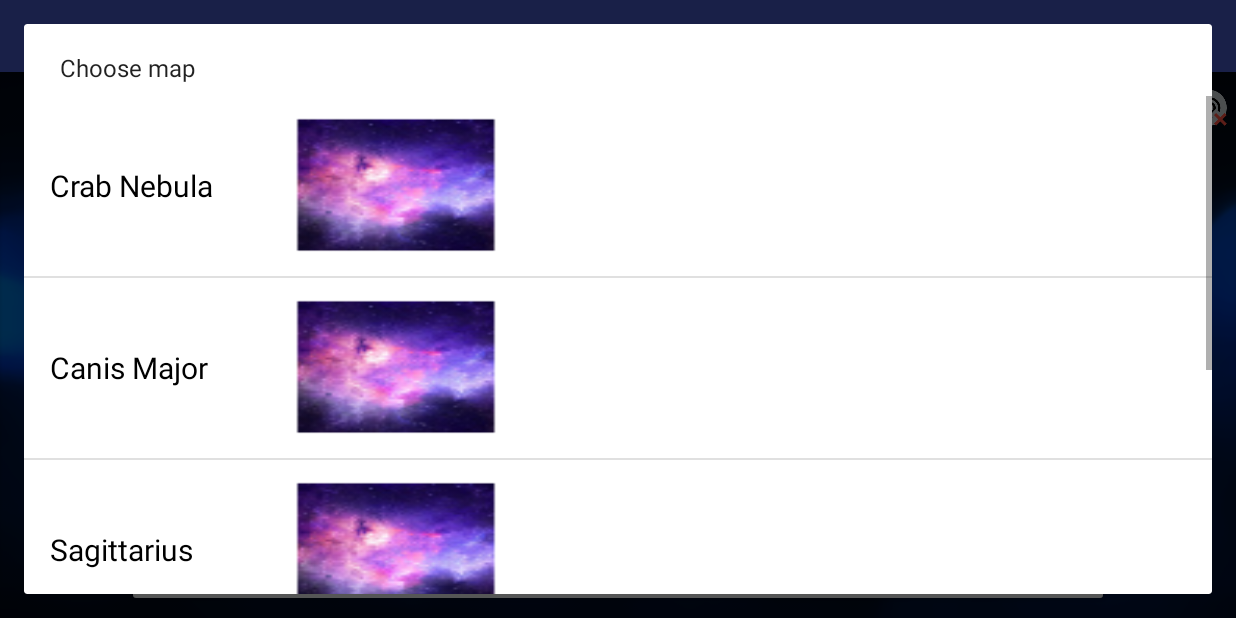
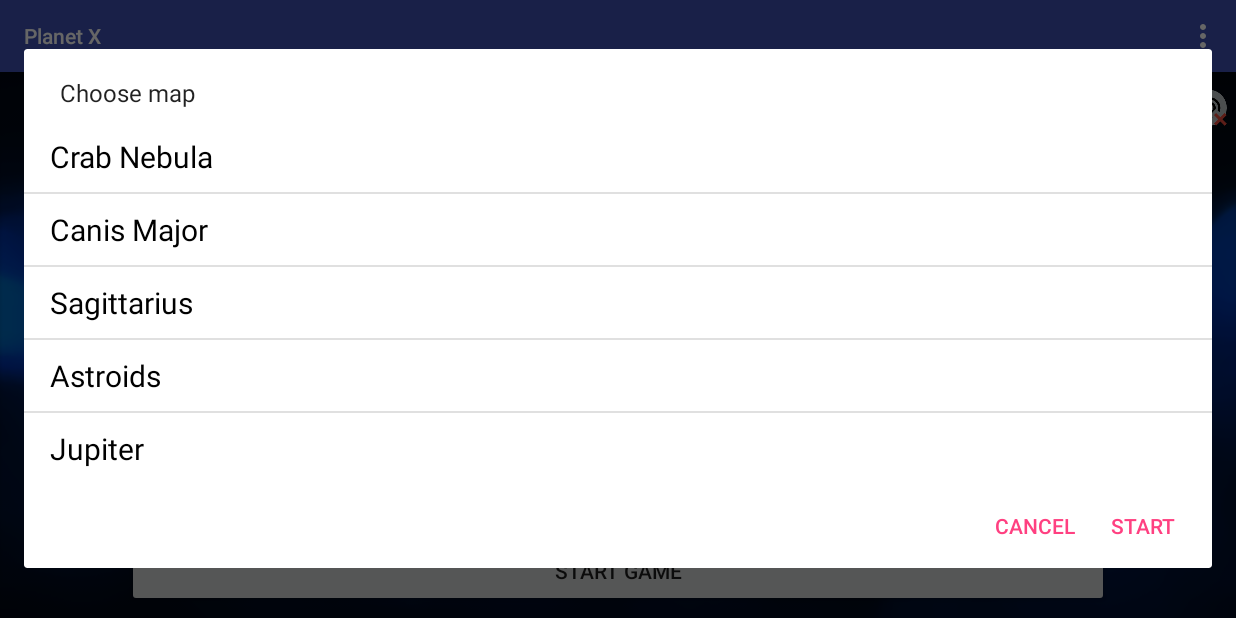
Before and after one commit to oleghansen/PlanetX, an Android app: the screen it shows after launch (MenuActivity), after a tap on "START GAME", on a phone screen of 824 x 412 dp (held sideways). Run offline under Robolectric (Android 15) with nearby library versions, the light colour scheme and no system bars; 2 other taps on this screen came first.

Commit message:
Menu bug fixed.

```diff
--- a/app/src/main/java/no/ntnu/tdt4240/y2016/planetx/planetx/implementation/controller/MenuActivity.java
+++ b/app/src/main/java/no/ntnu/tdt4240/y2016/planetx/planetx/implementation/controller/MenuActivity.java
@@ -30,6 +30,7 @@ public class MenuActivity extends AppMenu {
     private ViewGroup vg;
     private String selectedMapName;
     private ArrayList<String> mapNames = new ArrayList<>();
+    private int save;
 
     @Override
     public void onCreate(Bundle savedInstanceState) {
@@ -37,6 +38,8 @@ public class MenuActivity extends AppMenu {
         setContentView(R.layout.activity_menu);
 
         mapNames = JsonMapReader.getMapList(getApplicationContext());
+
+        save = -1;
         mapListView = new ListView(this);
     }
 
@@ -84,6 +87,10 @@ public class MenuActivity extends AppMenu {
         goToWithMap(GameActivity.class, mapName);
     }
 
+    public void initiateMapAdapter(){
+
+    }
+
     /**
      * This method opens the map selection dialog.
      */
@@ -91,29 +98,41 @@ public class MenuActivity extends AppMenu {
         ArrayAdapter<String> adapter = new ArrayAdapter<>(this, R.layout.maplist_item, R.id.mapName_textView, mapNames);
         mapListView.setAdapter(adapter);
 
-        AlertDialog.Builder builder = new AlertDialog.Builder(this);
-        builder.setMessage(this.getString(R.string.choose_map))
+        final AlertDialog.Builder alert = new AlertDialog.Builder(this);
+        final AlertDialog alertd = alert.create();
+
+        if(mapListView.getParent() == null){
+            mapListView.setAdapter(adapter);
+            alert.setView(mapListView);
+        }
+        else {
+            mapListView = null;
+            mapListView = new ListView(this);
+            mapListView.setAdapter(adapter);
+            alert.setView(mapListView);
+        }
+
+        alert.setMessage(this.getString(R.string.choose_map))
                 .setCancelable(true)
                 .setPositiveButton("Start", new DialogInterface.OnClickListener() {
                     public void onClick(DialogInterface dialog, int id) {
-                        //startGame(selectedMap);
                         startGame(selectedMapName);
                     }
-                }).setView(mapListView);
+                }).setNegativeButton("Cancel", new DialogInterface.OnClickListener(){
+            public void onClick(DialogInterface dialog, int id) {
+                dialog.dismiss();
+                alertd.dismiss();
+            }
+        });
 
-        final AlertDialog alert = builder.create();
+
         mapListView.setOnItemClickListener(new AdapterView.OnItemClickListener() {
-            int save = -1;
-
             @Override
             public void onItemClick(AdapterView<?> parent, View view, int position, long id) {
                 vg = (ViewGroup) view;
                 TextView mapName = (TextView) vg.findViewById(R.id.mapName_textView);
                 selectedMapName = mapName.getText().toString();
-                alert.getButton(AlertDialog.BUTTON_POSITIVE).setEnabled(true);
-
                 parent.getChildAt(position).setBackgroundColor(Color.parseColor("#7ac5cd"));
-
                 if (save != -1 && save != position) {
                     parent.getChildAt(save).setBackgroundColor(Color.parseColor("#00000000"));
                 }
@@ -121,7 +140,6 @@ public class MenuActivity extends AppMenu {
             }
         });
         alert.show();
-        alert.getButton(AlertDialog.BUTTON_POSITIVE).setEnabled(false);
     }
 
 
--- a/app/src/main/res/layout/maplist_item.xml
+++ b/app/src/main/res/layout/maplist_item.xml
@@ -29,21 +29,6 @@
             android:layout_marginLeft="17dp"
             android:layout_marginStart="17dp" />
 
-          <ImageView
-            android:layout_width="wrap_content"
-            android:layout_height="wrap_content"
-            android:id="@+id/mapImage_imageView"
-            android:maxWidth="100dp"
-            android:minHeight="100dp"
-            android:minWidth="150dp"
-            android:maxHeight="100dp"
-            android:background="@mipmap/map_canis"
-              android:layout_alignParentTop="true"
-              android:layout_toRightOf="@+id/mapName_textView"
-              android:layout_toEndOf="@+id/mapName_textView"
-              android:layout_marginLeft="23dp"
-              android:layout_marginStart="23dp" />
-
 
     </RelativeLayout>
 </RelativeLayout>
```
